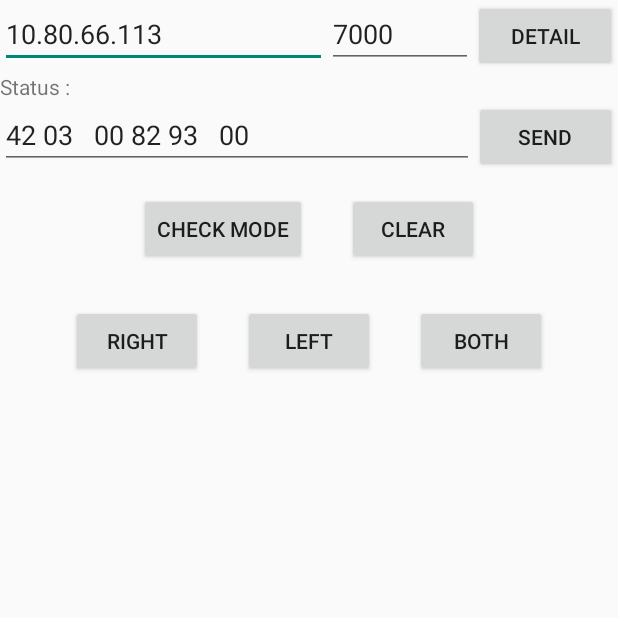
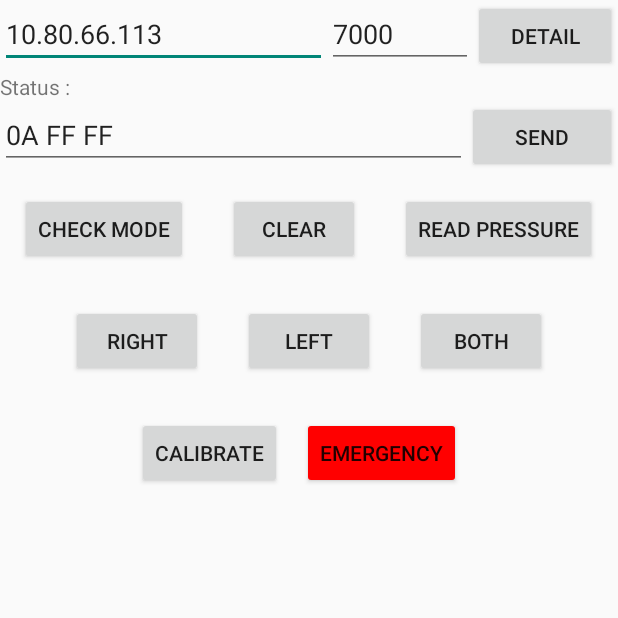
Before and after one commit to mayni/AndroidAsyncSocketExamples, an Android app: the MainActivity screen opened directly, with no data from a screen before it, after a tap on "CHECK MODE", on a phone screen of 412 x 824 dp, the top half of it. Run offline under Robolectric (Android 15) with nearby library versions, the phone set to English and light mode, and no system bars.

Commit message:
calibrate+add button

```diff
--- a/app/src/main/AndroidManifest.xml
+++ b/app/src/main/AndroidManifest.xml
@@ -26,7 +26,8 @@
                 <data android:mimeType="image/*" />
             </intent-filter>
         </activity>
-        <activity android:name=".Main2Activity"></activity>
+        <activity android:name=".Main2Activity" />
+        <activity android:name=".CalibrateActivity"></activity>
     </application>
 
 </manifest>
--- a/app/src/main/java/com/github/reneweb/androidasyncsocketexamples/MainActivity.java
+++ b/app/src/main/java/com/github/reneweb/androidasyncsocketexamples/MainActivity.java
@@ -30,7 +30,7 @@ public class MainActivity extends AppCompatActivity implements View.OnClickListe
     private EditText message, ipaddress, port;
     String text;
     private static MainActivity instance;
-    Button rightwork, leftwork, bothwork ,checkmodework , clearwork;
+    Button calibratework, rightwork, leftwork, bothwork ,checkmodework , clearwork ,readpressurework ,emergencywork;
     String PRESSURE_SIDE = "0000",PRESSURE_MAIN = "0000";
 
     private RecyclerView recyclerView, recyclerViewRec;
@@ -72,6 +72,9 @@ public class MainActivity extends AppCompatActivity implements View.OnClickListe
         bothwork = (Button) findViewById(R.id.bothwork);
         checkmodework = findViewById(R.id.checkmode);
         clearwork = findViewById(R.id.clear);
+        readpressurework = findViewById(R.id.readpressure);
+        emergencywork = findViewById(R.id.emergency);
+        calibratework = findViewById(R.id.calibrate);
 
 
         rightwork.setOnClickListener(this);
@@ -79,6 +82,9 @@ public class MainActivity extends AppCompatActivity implements View.OnClickListe
         bothwork.setOnClickListener(this);
         checkmodework.setOnClickListener(this);
         clearwork.setOnClickListener(this);
+        readpressurework.setOnClickListener(this);
+        emergencywork.setOnClickListener(this);
+        calibratework.setOnClickListener(this);
 
         message = (EditText) findViewById(R.id.message);
 
@@ -298,11 +304,20 @@ public class MainActivity extends AppCompatActivity implements View.OnClickListe
             setTime(id);
         }else if(view.getId() == checkmodework.getId() || view.getId() == clearwork.getId()){
             if(view.getId() == checkmodework.getId()){
-                String both = "42 03   00 82 93   00";
-                message.setText(both);
-            }else {
+                String checkmode = "0A FF FF";
+                message.setText(checkmode);
+            }else if(view.getId() == clearwork.getId()){
                 String clear = "0A 00 00";
                 message.setText(clear);
+            }else if(view.getId() == readpressurework.getId()){
+                String readpress = "01";
+                message.setText(readpress);
+            }else if(view.getId() == emergencywork.getId()){
+                String emerg = "EE";
+                message.setText(emerg);
+            }else if(view.getId() == calibratework.getId()){
+                Intent intent = new Intent(this,CalibrateActivity.class);
+                startActivity(intent);
             }
         }
 
--- a/app/src/main/res/layout/activity_main.xml
+++ b/app/src/main/res/layout/activity_main.xml
@@ -86,6 +86,13 @@
             android:layout_height="wrap_content"
             android:layout_margin="20px"
             android:text="clear"/>
+        <Button
+            android:id="@+id/readpressure"
+            android:layout_width="wrap_content"
+            android:layout_height="wrap_content"
+            android:layout_margin="20px"
+            android:text="Read Pressure"/>
+
 
 
     </LinearLayout>
@@ -113,6 +120,25 @@
             android:text="both"/>
 
     </LinearLayout>
+    <LinearLayout
+        android:layout_width="match_parent"
+        android:layout_height="wrap_content"
+        android:gravity="center">
+        <Button
+            android:id="@+id/calibrate"
+            android:layout_width="wrap_content"
+            android:layout_height="wrap_content"
+            android:text="calibrate"/>
+        <Button
+            android:id="@+id/emergency"
+            android:layout_width="wrap_content"
+            android:layout_margin="20px"
+            android:layout_height="wrap_content"
+            android:text="emergency"
+            android:theme="@style/MyButton"/>
+
+    </LinearLayout>
+
 
 
     <LinearLayout
--- /dev/null
+++ b/app/src/main/res/values/color.xml
@@ -0,0 +1,5 @@
+<?xml version="1.0" encoding="utf-8"?>
+<resources>
+    <color name="red">#FF0000</color>
+    <color name="indigo">#FE3838</color>
+</resources>
--- a/app/src/main/res/values/styles.xml
+++ b/app/src/main/res/values/styles.xml
@@ -4,5 +4,9 @@
     <style name="AppTheme" parent="Theme.AppCompat.Light.NoActionBar">
         <!-- Customize your theme here. -->
     </style>
+    <style name="MyButton" parent="Theme.AppCompat.Light">
+        <item name="colorControlHighlight">@color/indigo</item>
+        <item name="colorButtonNormal">@color/red</item>
+    </style>
 
 </resources>
```
Also changed, not shown: app/src/main/java/com/github/reneweb/androidasyncsocketexamples/CalibrateActivity.java (added, +56 -0 lines), app/src/main/res/layout/activity_calibrate.xml (added, +25 -0 lines).
